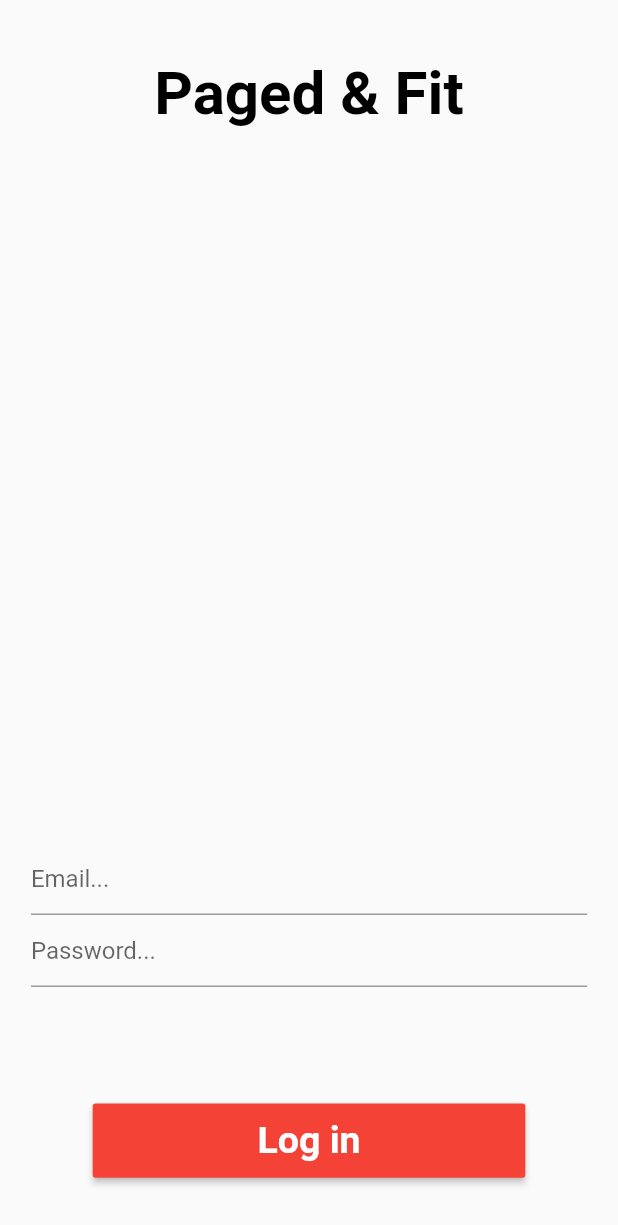
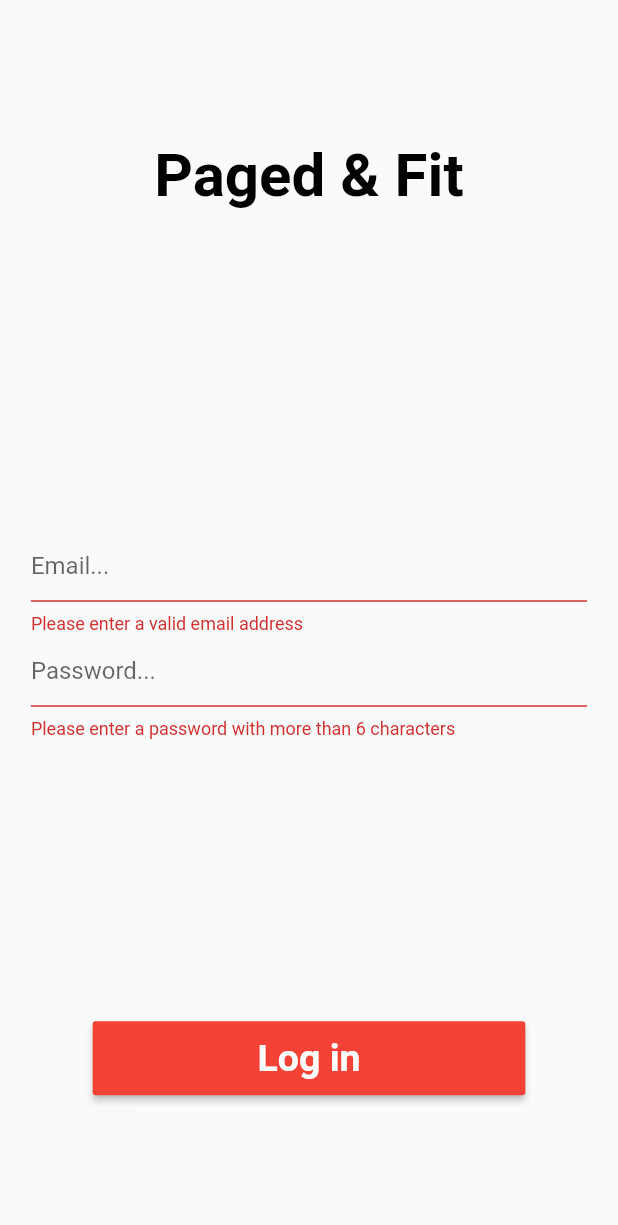
Before and after one commit to IEEE-CASS-Kenya/Paged-and-fit, a Flutter app: the screen it shows after launch, after a tap on "Log in", on a phone screen of 412 x 824 dp. Shown: the top 1225 px of the screen. Run offline on Flutter 3.47's test engine with Material 2 defaults, Android fonts, the phone set to English and light mode, and no system bars.

Commit message:
validation

```diff
--- a/lib/pages/login.dart
+++ b/lib/pages/login.dart
@@ -18,6 +18,7 @@ class _LoginState extends State<LogIn> {
     _deviceHeight = MediaQuery.of(context).size.height;
     _deviceWidth = MediaQuery.of(context).size.width;
     return Scaffold(
+      resizeToAvoidBottomInset: false,
       body: SafeArea(
         child: Container(
           padding: EdgeInsets.symmetric(
@@ -52,7 +53,7 @@ class _LoginState extends State<LogIn> {
 
   Widget _loginButton() {
     return MaterialButton(
-      onPressed: () {},
+      onPressed: _loginUser,
       minWidth: _deviceWidth! * 0.70,
       height: _deviceHeight! * 0.06,
       color: Colors.red,
@@ -64,9 +65,15 @@ class _LoginState extends State<LogIn> {
     );
   }
 
+  void _loginUser() {
+    if (_loginFormKey.currentState!.validate()) {
+      _loginFormKey.currentState!.save();
+    }
+  }
+
   Widget _loginForm() {
     return Container(
-      height: _deviceHeight! * 0.6,
+      height: _deviceHeight! * 0.20,
       child: Form(
           key: _loginFormKey,
           child: Column(
@@ -80,7 +87,6 @@ class _LoginState extends State<LogIn> {
 
   Widget _emailForm() {
     return TextFormField(
-      obscureText: true,
       decoration: const InputDecoration(hintText: 'Email...'),
       onSaved: (_value) {
         setState(() {
@@ -92,13 +98,14 @@ class _LoginState extends State<LogIn> {
           RegExp(
               r"^[a-zA-Z0-9.! #$%&'*+/=? ^_`{|}~-]+@[a-zA-Z0-9-]+(?:\. [a-zA-Z0-9-]+)*$"),
         );
-        _result ? null : "Please enter a valid email address";
+        return _result ? null : "Please enter a valid email address";
       },
     );
   }
 
   Widget _passwordForm() {
     return TextFormField(
+      obscureText: true,
       decoration: const InputDecoration(hintText: 'Password...'),
       onSaved: (_value) {
         setState(() {
```
